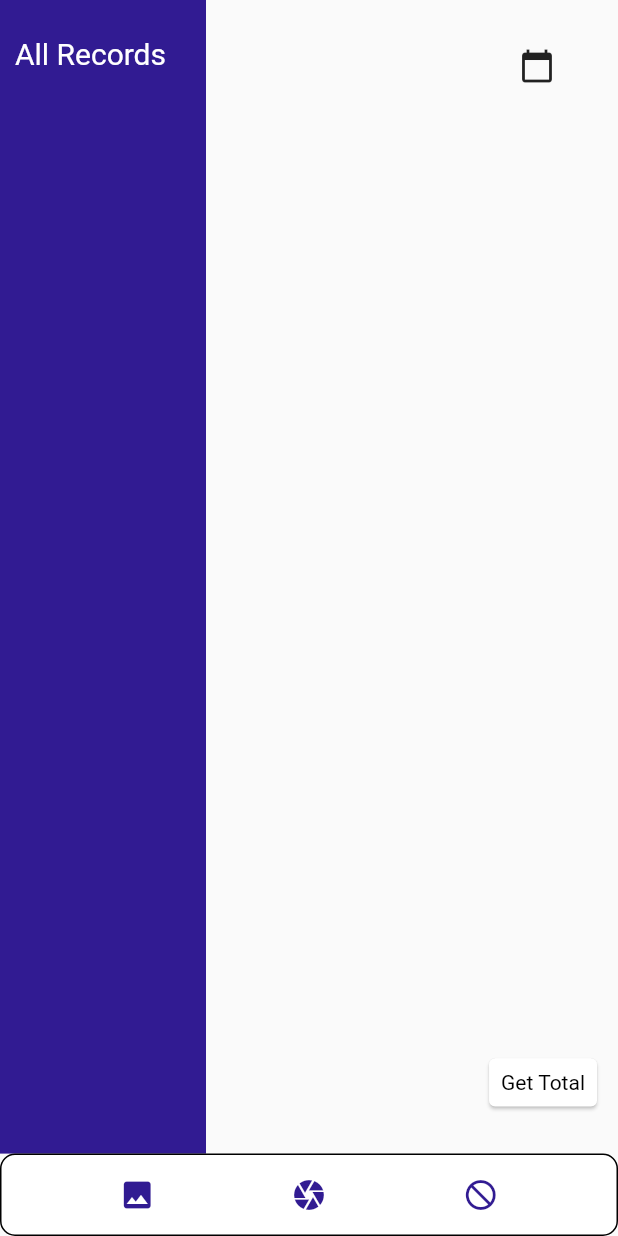
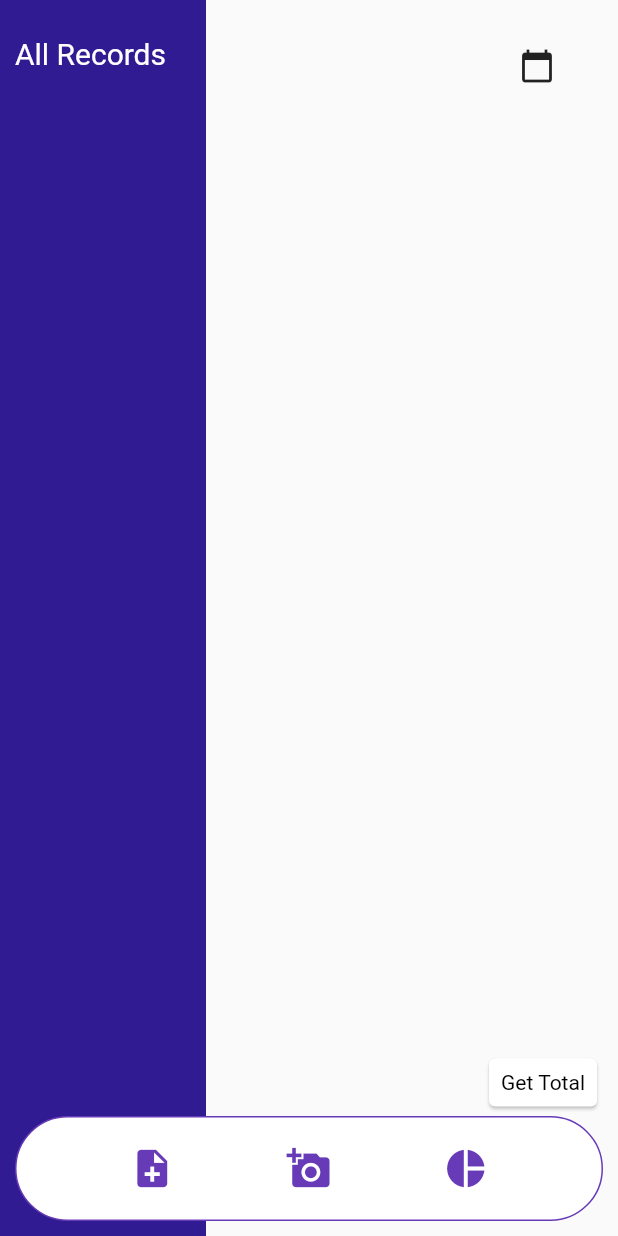
Before and after one commit to Bibhukiju/xpensy, a Flutter app: the screen it shows after launch, after a tap on the "calendar today" icon, on a phone screen of 412 x 824 dp. Run offline on Flutter 3.47's test engine with Material 2 defaults, Android fonts, the phone set to English and light mode, and no system bars; our stand-ins replace flutter_datetime_picker, image_picker, sqflite; accounts and stored records are empty.

Commit message:
added camera functionality too

```diff
--- a/xpensy/lib/Helpers/dbhelper.dart
+++ b/xpensy/lib/Helpers/dbhelper.dart
@@ -40,6 +40,11 @@ class DBHelper {
     return await db.query(_tableName);
   }
 
+  Future<List<Map<String, dynamic>>> querybydate(String date) async {
+    Database db = await instance.database;
+    return await db.query(_tableName, where: '$columnId=?', whereArgs: [date]);
+  }
+
   Future update(Map<String, dynamic> row) async {
     Database db = await instance.database;
     int id = row[columnId];
--- a/xpensy/lib/pages/details.dart
+++ b/xpensy/lib/pages/details.dart
@@ -25,7 +25,9 @@ class Details extends StatelessWidget {
                   color: Colors.grey[300],
                   borderRadius: BorderRadius.circular(20)),
               child: expenses.photoname == " "
-                  ? Text("")
+                  ? Hero(
+                      tag: expenses.id,
+                      child: Center(child: expenses==null?Text("No Attachments"):Text(" ")))
                   : Hero(
                       tag: expenses.id,
                       child: ClipRRect(
--- a/xpensy/lib/pages/homescreen.dart
+++ b/xpensy/lib/pages/homescreen.dart
@@ -5,6 +5,7 @@ import 'package:xpensy/Helpers/dbhelper.dart';
 import 'package:xpensy/models/expenseModel.dart';
 import 'package:xpensy/pages/addExpenses.dart';
 import 'package:xpensy/pages/addexpwithimg.dart';
+import 'package:xpensy/pages/querypage.dart';
 import 'details.dart';
 
 class HomeScreen extends StatefulWidget {
@@ -14,7 +15,6 @@ class HomeScreen extends StatefulWidget {
 
 class _HomeScreenState extends State<HomeScreen> {
   var _selecteddate;
-  var sdate;
   bool pressed = false;
   var total = 0;
 
@@ -45,8 +45,7 @@ class _HomeScreenState extends State<HomeScreen> {
 
     return SafeArea(
       child: Scaffold(
-        body: Stack(
-          children: <Widget>[
+        body: Stack(children: <Widget>[
           Column(
             children: <Widget>[
               Expanded(
@@ -66,45 +65,6 @@ class _HomeScreenState extends State<HomeScreen> {
                   ],
                 ),
               ),
-                Expanded(
-                  child: Container(
-                    decoration: BoxDecoration(
-                        color: Colors.white,
-                        border: Border.all(),
-                        borderRadius: BorderRadius.circular(10)),
-                    child: Row(
-                      mainAxisAlignment: MainAxisAlignment.spaceEvenly,
-                      children: <Widget>[
-                        IconButton(
-                          icon: Icon(Icons.image),
-                          color: Theme.of(context).primaryColor,
-                          onPressed: () {
-                            Navigator.of(context).push(MaterialPageRoute(
-                                builder: (BuildContext context) =>
-                                    AddExpenses()));
-                          },
-                        ),
-                        IconButton(
-                          icon: Icon(Icons.camera),
-                          color: Theme.of(context).primaryColor,
-                          onPressed: () async {
-                            List<Map<String, dynamic>> queryRows =
-                                await DBHelper.instance.queryAll();
-                            print(queryRows);
-                          },
-                        ),
-                        IconButton(
-                            icon: Icon(Icons.not_interested),
-                            color: Theme.of(context).primaryColor,
-                            onPressed: () {
-                              Navigator.of(context).push(MaterialPageRoute(
-                                  builder: (BuildContext context) =>
-                                      AddExpwithImg()));
-                            }),
-                      ],
-                    ),
-                  ),
-                )
             ],
           ),
           Positioned(
@@ -122,17 +82,21 @@ class _HomeScreenState extends State<HomeScreen> {
               right: 10,
               top: 20,
               child: FlatButton(
-                    onPressed: () {
-                      DatePicker.showDateTimePicker(context, onConfirm: (date) {
+                  onPressed: () async {
+                    DatePicker.showDateTimePicker(
+                      context,
+                      onConfirm: (date) {
                         setState(() {
-                          sdate = date;
-                          _selecteddate = sdate.toString().split(" ")[0];
+                          _selecteddate = date.toString().split(" ")[0];
+                          Navigator.of(context).push(MaterialPageRoute(
+                              builder: (BuildContext context) => Bydat(
+                                    date: _selecteddate,
+                                  )));
                         });
-                      }, currentTime: sdate);
                       },
-                    child: _selecteddate == null
-                        ? Icon(Icons.calendar_today)
-                        : Text("$_selecteddate"))),
+                    );
+                  },
+                  child: Icon(Icons.calendar_today))),
           expernse == null
               ? Container()
               : Container(
@@ -147,8 +111,7 @@ class _HomeScreenState extends State<HomeScreen> {
                             child: ListTile(
                               onTap: () {
                                 Navigator.of(context).push(MaterialPageRoute(
-                                      builder: (BuildContext context) =>
-                                          Details(
+                                    builder: (BuildContext context) => Details(
                                           expenses: expernse.elementAt(index),
                                         )));
                               },
@@ -157,7 +120,9 @@ class _HomeScreenState extends State<HomeScreen> {
                                 mainAxisAlignment: MainAxisAlignment.center,
                                 children: <Widget>[
                                   expernse.elementAt(index).photoname == " "
-                                        ? CircleAvatar(
+                                      ? Hero(
+                                          tag: expernse.elementAt(index).id,
+                                          child: CircleAvatar(
                                             backgroundColor: Colors.deepPurple,
                                             radius: MediaQuery.of(context)
                                                     .size
@@ -168,6 +133,7 @@ class _HomeScreenState extends State<HomeScreen> {
                                               color: Colors.white,
                                               size: 45,
                                             ),
+                                          ),
                                         )
                                       : Hero(
                                           tag: expernse[index].id,
@@ -175,8 +141,7 @@ class _HomeScreenState extends State<HomeScreen> {
                                             decoration: BoxDecoration(
                                                 color: Colors.transparent,
                                                 borderRadius:
-                                                      BorderRadius.circular(
-                                                          900)),
+                                                    BorderRadius.circular(900)),
                                             height: MediaQuery.of(context)
                                                     .size
                                                     .height /
@@ -198,8 +163,8 @@ class _HomeScreenState extends State<HomeScreen> {
                                           ),
                                         ),
                                   SizedBox(
-                                      width: MediaQuery.of(context).size.width /
-                                          10,
+                                    width:
+                                        MediaQuery.of(context).size.width / 10,
                                   ),
                                   Expanded(
                                     child: Column(
@@ -239,8 +204,7 @@ class _HomeScreenState extends State<HomeScreen> {
                                                     onPressed: () async {
                                                       await DBHelper.instance
                                                           .delete(expernse
-                                                                .elementAt(
-                                                                    index)
+                                                              .elementAt(index)
                                                               .id);
                                                       Navigator.of(context).push(
                                                           MaterialPageRoute(
@@ -275,13 +239,65 @@ class _HomeScreenState extends State<HomeScreen> {
                               subtitle: Row(
                                 children: <Widget>[
                                   SizedBox(
-                                      width: MediaQuery.of(context).size.width /
-                                          1.6,
+                                    width:
+                                        MediaQuery.of(context).size.width / 1.6,
                                   ),
                                 ],
                               ),
                             ),
                           ))),
+                ),
+          Positioned(
+            bottom: 10,
+            left: 10,
+            right: 10,
+            child: Container(
+              padding: EdgeInsets.all(10),
+              decoration: BoxDecoration(
+                  border: Border.all(
+                    color: Colors.deepPurple,
+                  ),
+                  color: Colors.white,
+                  borderRadius: BorderRadius.circular(200)),
+              child: Row(
+                mainAxisAlignment: MainAxisAlignment.spaceEvenly,
+                children: <Widget>[
+                  IconButton(
+                    icon: Icon(
+                      Icons.note_add,
+                      size: 30,
+                      color: Colors.deepPurple,
+                    ),
+                    onPressed: () => Navigator.of(context).push(
+                        MaterialPageRoute(
+                            builder: (BuildContext context) => AddExpenses())),
+                  ),
+                  IconButton(
+                    icon: Icon(
+                      Icons.add_a_photo,
+                      size: 30,
+                      color: Colors.deepPurple,
+                    ),
+                    onPressed: () => Navigator.of(context).push(
+                        MaterialPageRoute(
+                            builder: (BuildContext context) =>
+                                AddExpwithImg())),
+                  ),
+                  IconButton(
+                    icon: Icon(
+                      Icons.pie_chart,
+                      size: 30,
+                      color: Colors.deepPurple,
+                    ),
+                    onPressed: () async {
+                      List<Map<String, dynamic>> queryRows =
+                          await DBHelper.instance.queryAll();
+                      print(queryRows);
+                    },
+                  )
+                ],
+              ),
+            ),
           ),
           Positioned(
             bottom: MediaQuery.of(context).size.height / 10,
@@ -311,9 +327,8 @@ class _HomeScreenState extends State<HomeScreen> {
                 ),
               ),
             ),
-            )
-          ],
           ),
+        ]),
       ),
     );
   }
```
Also changed, not shown: xpensy/lib/pages/addexpwithimg.dart (+40 -5 lines), xpensy/lib/pages/querypage.dart (added, +294 -0 lines), xpensy/lib/pages/editpage.dart (added). Lines whose indentation alone changed are shown as unchanged.
